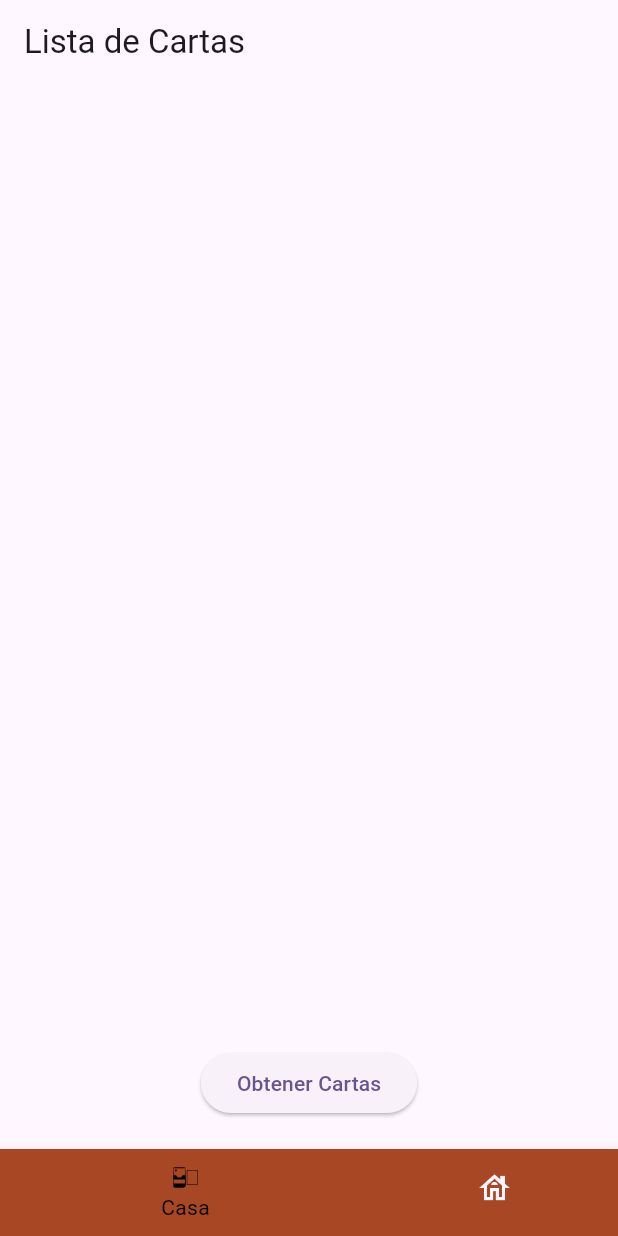
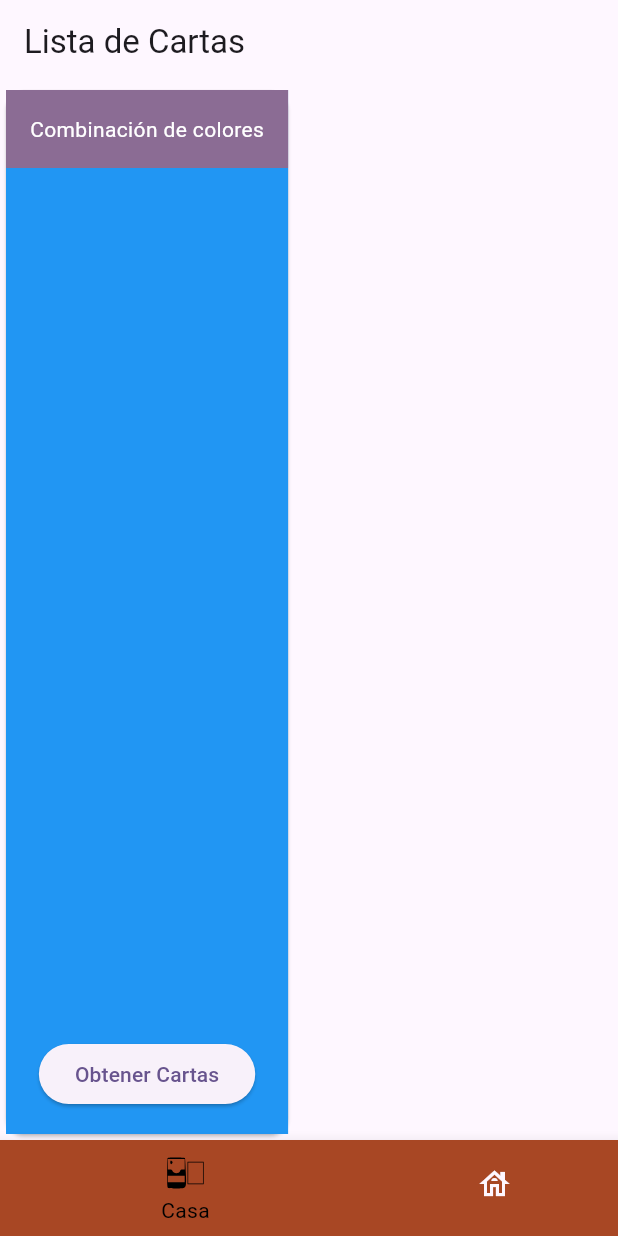
Before and after one commit to pos7t0/Magic_Maze, a Flutter app: the screen it shows after launch, on a phone screen of 412 x 824 dp. Run offline on Flutter 3.47's test engine with Material 3 defaults, Android fonts, the light colour scheme and no system bars; our stand-ins replace flutter_svg.

Commit message:
Cambio de color en iconos

```diff
--- a/magic_maze/lib/pages/MyhomePage.dart
+++ b/magic_maze/lib/pages/MyhomePage.dart
@@ -39,11 +39,13 @@ class _MyHomePageState extends State<MyHomePage> {
         items: <BottomNavigationBarItem>[
            BottomNavigationBarItem(
             icon: SvgPicture.asset(
-                  'assets/icons/Prueba.svg',
-
-                  semanticsLabel: 'user Logo',
-                  width: 20,
-                ),
+              'assets/icons/Prueba.svg',
+              color: _selectedIndex == 0
+                  ? Colors.black // Color cuando está seleccionado
+                  : Colors.grey, // Color cuando no está seleccionado
+              semanticsLabel: 'User Logo',
+              width: 30,
+            ),
             label: 'Casa',
             backgroundColor: const Color.fromARGB(255, 168, 71, 36),
           ),
--- a/magic_maze/lib/pages/randomDeckPage.dart
+++ b/magic_maze/lib/pages/randomDeckPage.dart
@@ -52,7 +52,29 @@ class _RandomDeckPageState extends State<RandomDeckPage> {
               },
             ),
           // Botón en la parte inferior central
-
+          Card(
+  child: Container(
+    decoration: BoxDecoration(
+      gradient: LinearGradient(
+        colors: [Colors.blue, Colors.blue], // Mezcla de azul y transparencia
+        begin: Alignment.topLeft,
+        end: Alignment.bottomRight,
+      ),
+    ),
+    child: Column(
+      children: [
+        Container(
+          color: Colors.red.withOpacity(0.5), // Capa sólida adicional
+          padding: const EdgeInsets.all(16.0),
+          child: Text(
+            'Combinación de colores',
+            style: TextStyle(color: Colors.white),
+          ),
+        ),
+      ],
+    ),
+  ),
+),
           Positioned(
             bottom: 20,
             left: 0,
```
